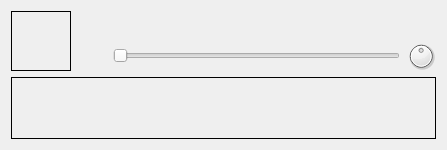
First picture: the form in src/client/gui/livejamming/app/roomplayeritem.ui, repository sush/Live-Jamming, before the edit.
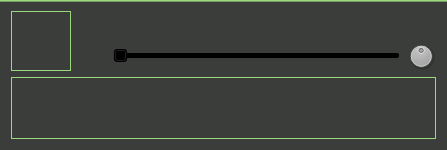
Second picture: the form after the edit. Icons and pictures are not drawn.

The edit to the form file:
```diff
--- a/src/client/gui/livejamming/app/roomplayeritem.ui
+++ b/src/client/gui/livejamming/app/roomplayeritem.ui
@@ -25,6 +25,19 @@
   <property name="windowTitle">
    <string>Form</string>
   </property>
+  <property name="styleSheet">
+   <string notr="true">QWidget {
+	background: qlineargradient(spread:pad, x1:0, y1:0, x2:0, y2:1, stop:0.00934579 rgba(155, 217, 122, 255), stop:0.0116822 rgba(59, 61, 59, 255), stop:0.995455 rgba(59, 61, 59, 255));
+}
+
+#avatar {
+	border: 1px solid #9BD97A;
+}
+
+#spectrum {
+border: 1px solid #9BD97A;	
+}</string>
+  </property>
   <layout class="QGridLayout" name="gridLayout">
    <property name="sizeConstraint">
     <enum>QLayout::SetMinimumSize</enum>
```
